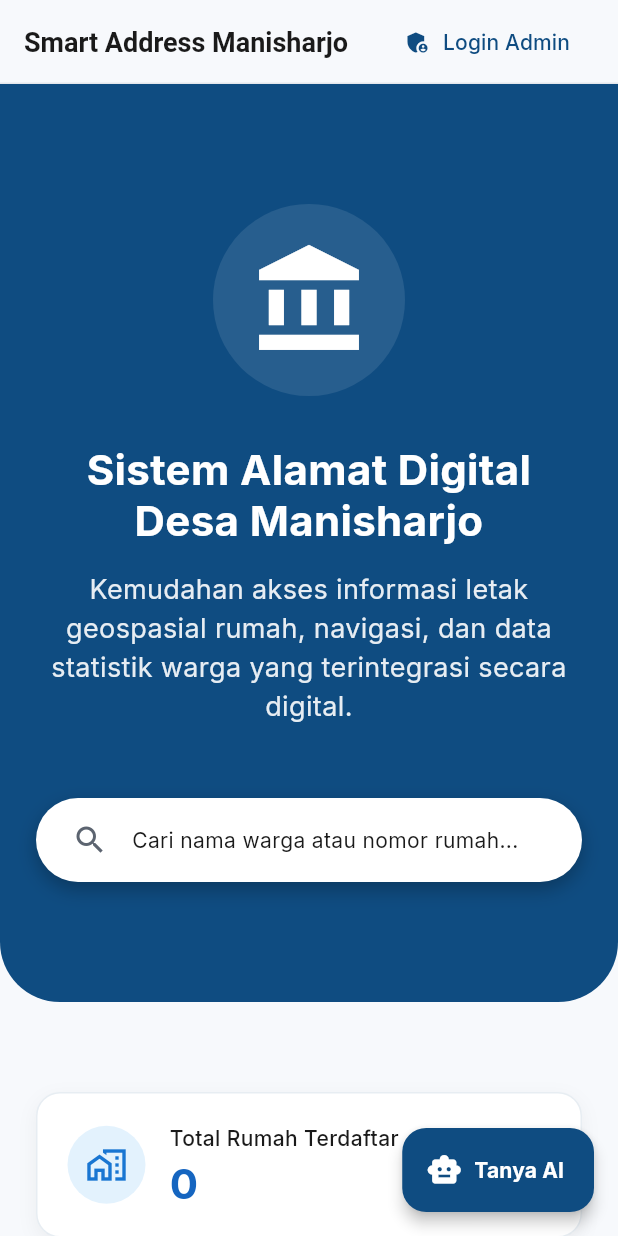
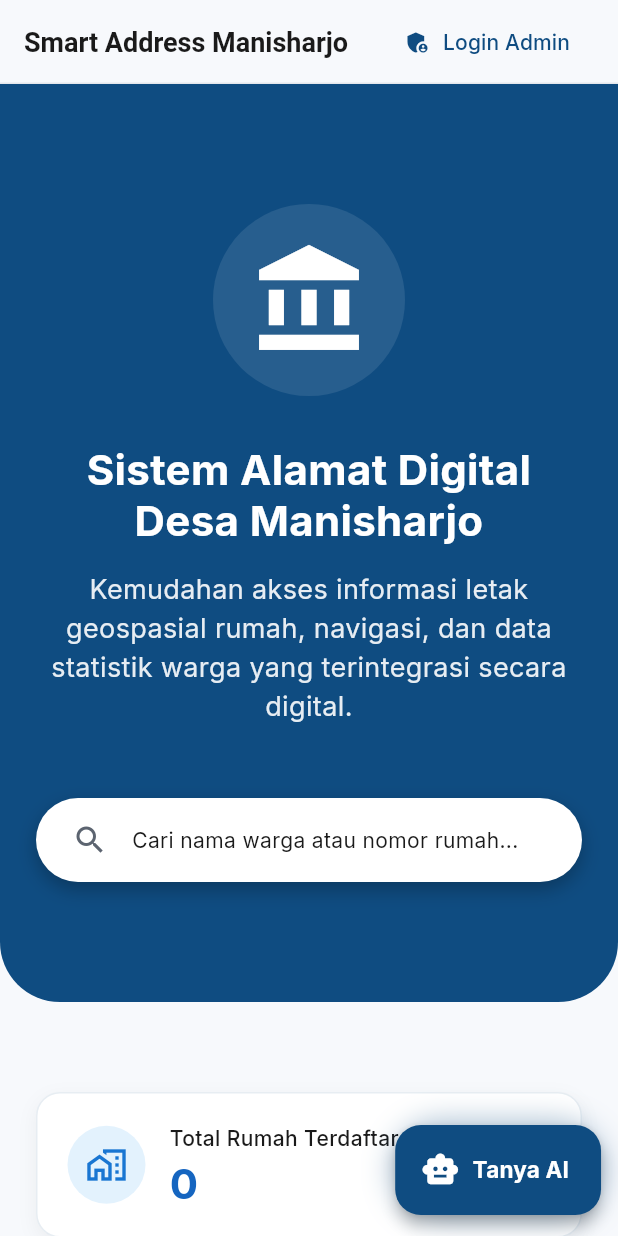
Before and after one commit to Arif-akbar/manisharjo-smart-address, a Flutter app: the screen it shows after launch, on a phone screen of 412 x 824 dp. Run offline on Flutter 3.47's test engine with Material 3 defaults, Android fonts, the phone set to English and light mode, and no system bars; our stand-ins replace cached_network_image, fl_chart, flutter_dotenv, flutter_map, go_router, google_fonts and 5 more; missing offline and left inert: dart:html, flutter_map_marker_cluster; accounts and stored records are empty.

Commit message:
interface bot ai

```diff
--- a/lib/features/public/landing_screen.dart
+++ b/lib/features/public/landing_screen.dart
@@ -11,13 +11,34 @@ class LandingScreen extends StatefulWidget {
   State<LandingScreen> createState() => _LandingScreenState();
 }
 
-class _LandingScreenState extends State<LandingScreen> {
+class _LandingScreenState extends State<LandingScreen> with SingleTickerProviderStateMixin {
+  late AnimationController _fabAnimationController;
+  late Animation<double> _fabScaleAnimation;
+
   @override
   void initState() {
     super.initState();
     WidgetsBinding.instance.addPostFrameCallback((_) {
       Provider.of<HouseRepository>(context, listen: false).fetchHouses();
     });
+
+    _fabAnimationController = AnimationController(
+      vsync: this,
+      duration: const Duration(milliseconds: 1500),
+    )..repeat(reverse: true);
+
+    _fabScaleAnimation = Tween<double>(begin: 1.0, end: 1.08).animate(
+      CurvedAnimation(
+        parent: _fabAnimationController,
+        curve: Curves.easeInOut,
+      ),
+    );
+  }
+
+  @override
+  void dispose() {
+    _fabAnimationController.dispose();
+    super.dispose();
   }
 
   @override
@@ -311,13 +332,33 @@ class _LandingScreenState extends State<LandingScreen> {
           ],
         ),
       ),
-      floatingActionButton: FloatingActionButton.extended(
+      floatingActionButton: AnimatedBuilder(
+        animation: _fabScaleAnimation,
+        builder: (context, child) {
+          return Transform.scale(
+            scale: _fabScaleAnimation.value,
+            child: Container(
+              decoration: BoxDecoration(
+                borderRadius: BorderRadius.circular(30),
+                boxShadow: [
+                  BoxShadow(
+                    color: Theme.of(context).colorScheme.primary.withOpacity(0.4 * (_fabScaleAnimation.value - 1.0) * 12.5), // glow effect
+                    blurRadius: 15,
+                    spreadRadius: 2,
+                  ),
+                ],
+              ),
+              child: FloatingActionButton.extended(
                 onPressed: () => context.push('/chat-bot'),
                 backgroundColor: Theme.of(context).colorScheme.primary,
                 foregroundColor: Colors.white,
                 elevation: 4,
                 icon: const Icon(Icons.smart_toy),
                 label: const Text('Tanya AI', style: TextStyle(fontWeight: FontWeight.bold)),
+              ),
+            ),
+          );
+        }
       ),
     );
   }
```
Also changed, not shown: lib/features/chat/chat_bot_screen.dart (+49 -3 lines). Lines whose indentation alone changed are shown as unchanged.
